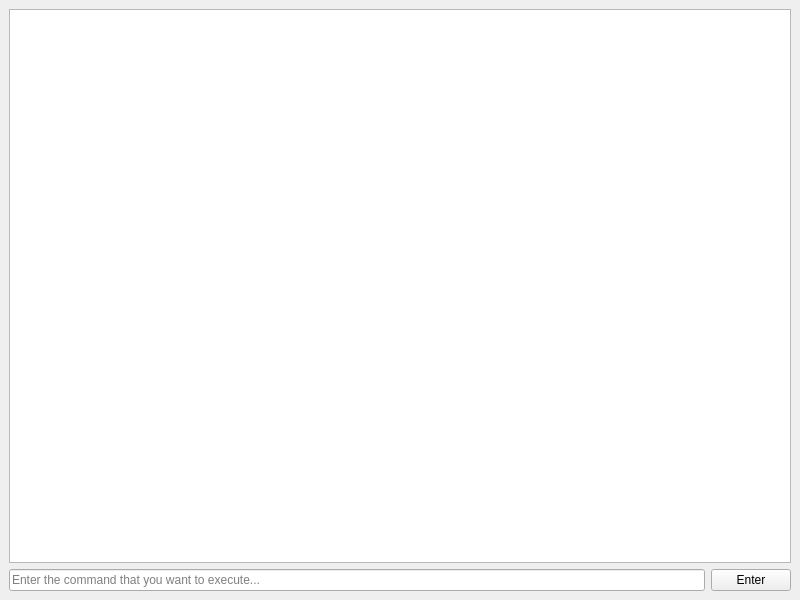
The window that QtProjects/Toolman/mainwindow.ui (Ginakira/Code-Archive) describes before a commit, drawn with Qt 5.
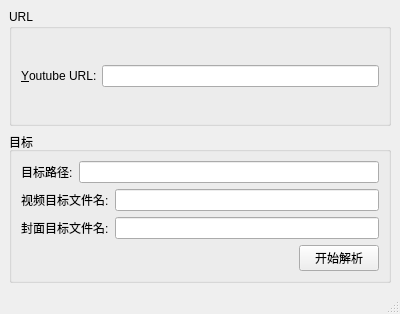
The same window after the commit.

Diff of the .ui file:
```diff
--- a/QtProjects/Toolman/mainwindow.ui
+++ b/QtProjects/Toolman/mainwindow.ui
@@ -6,70 +6,147 @@
    <rect>
     <x>0</x>
     <y>0</y>
-    <width>800</width>
-    <height>600</height>
+    <width>400</width>
+    <height>314</height>
    </rect>
   </property>
+  <property name="minimumSize">
+   <size>
+    <width>400</width>
+    <height>300</height>
+   </size>
+  </property>
   <property name="windowTitle">
    <string>MainWindow</string>
   </property>
   <widget class="QWidget" name="centralwidget">
    <layout class="QVBoxLayout" name="verticalLayout_2">
     <item>
-     <layout class="QVBoxLayout" name="verticalLayout">
-      <item>
-       <widget class="QTextBrowser" name="textBrowser">
-        <property name="cursor" stdset="0">
-         <cursorShape>IBeamCursor</cursorShape>
-        </property>
-       </widget>
-      </item>
-     </layout>
+     <widget class="QGroupBox" name="urlGroupBox">
+      <property name="title">
+       <string>URL</string>
+      </property>
+      <layout class="QGridLayout" name="gridLayout_2">
+       <item row="0" column="0">
+        <layout class="QHBoxLayout" name="horizontalLayout">
+         <item>
+          <widget class="QLabel" name="label">
+           <property name="text">
+            <string>&amp;Youtube URL:</string>
+           </property>
+           <property name="buddy">
+            <cstring>urlLineEdit</cstring>
+           </property>
+          </widget>
+         </item>
+         <item>
+          <widget class="QLineEdit" name="urlLineEdit"/>
+         </item>
+        </layout>
+       </item>
+      </layout>
+     </widget>
     </item>
     <item>
-     <layout class="QHBoxLayout" name="horizontalLayout">
-      <item>
-       <widget class="QLineEdit" name="lineEdit">
-        <property name="sizePolicy">
-         <sizepolicy hsizetype="Expanding" vsizetype="Fixed">
-          <horstretch>0</horstretch>
-          <verstretch>0</verstretch>
-         </sizepolicy>
-        </property>
-        <property name="baseSize">
-         <size>
-          <width>0</width>
-          <height>0</height>
-         </size>
-        </property>
-        <property name="autoFillBackground">
-         <bool>false</bool>
-        </property>
-        <property name="placeholderText">
-         <string>Enter the command that you want to execute...</string>
-        </property>
-        <property name="clearButtonEnabled">
-         <bool>true</bool>
-        </property>
-       </widget>
-      </item>
-      <item>
-       <widget class="QPushButton" name="pushButton">
-        <property name="text">
-         <string>Enter</string>
-        </property>
-        <property name="checkable">
-         <bool>false</bool>
-        </property>
-        <property name="flat">
-         <bool>false</bool>
-        </property>
-       </widget>
-      </item>
-     </layout>
+     <widget class="QGroupBox" name="targetGroupBox">
+      <property name="title">
+       <string>目标</string>
+      </property>
+      <layout class="QVBoxLayout" name="verticalLayout">
+       <item>
+        <layout class="QHBoxLayout" name="horizontalLayout_2">
+         <item>
+          <widget class="QLabel" name="label_2">
+           <property name="text">
+            <string>目标路径:</string>
+           </property>
+           <property name="buddy">
+            <cstring>targetPathLineEdit</cstring>
+           </property>
+          </widget>
+         </item>
+         <item>
+          <widget class="QLineEdit" name="targetPathLineEdit"/>
+         </item>
+        </layout>
+       </item>
+       <item>
+        <layout class="QHBoxLayout" name="horizontalLayout_3">
+         <item>
+          <widget class="QLabel" name="label_3">
+           <property name="text">
+            <string>视频目标文件名:</string>
+           </property>
+           <property name="buddy">
+            <cstring>targetVideoNameLineEdit</cstring>
+           </property>
+          </widget>
+         </item>
+         <item>
+          <widget class="QLineEdit" name="targetVideoNameLineEdit"/>
+         </item>
+        </layout>
+       </item>
+       <item>
+        <layout class="QHBoxLayout" name="horizontalLayout_4">
+         <item>
+          <widget class="QLabel" name="label_4">
+           <property name="text">
+            <string>封面目标文件名:</string>
+           </property>
+           <property name="buddy">
+            <cstring>targetCoverNameLineEdit</cstring>
+           </property>
+          </widget>
+         </item>
+         <item>
+          <widget class="QLineEdit" name="targetCoverNameLineEdit"/>
+         </item>
+        </layout>
+       </item>
+       <item>
+        <layout class="QHBoxLayout" name="horizontalLayout_5">
+         <item>
+          <spacer name="horizontalSpacer">
+           <property name="orientation">
+            <enum>Qt::Horizontal</enum>
+           </property>
+           <property name="sizeHint" stdset="0">
+            <size>
+             <width>40</width>
+             <height>20</height>
+            </size>
+           </property>
+          </spacer>
+         </item>
+         <item>
+          <widget class="QPushButton" name="startButton">
+           <property name="text">
+            <string>开始解析</string>
+           </property>
+           <property name="flat">
+            <bool>false</bool>
+           </property>
+          </widget>
+         </item>
+        </layout>
+       </item>
+      </layout>
+     </widget>
     </item>
    </layout>
   </widget>
+  <widget class="QMenuBar" name="menubar">
+   <property name="geometry">
+    <rect>
+     <x>0</x>
+     <y>0</y>
+     <width>400</width>
+     <height>24</height>
+    </rect>
+   </property>
+  </widget>
+  <widget class="QStatusBar" name="statusbar"/>
  </widget>
  <resources/>
  <connections/>
```
Left out of the diff: 2 changed lines with no effect on the pictures.
